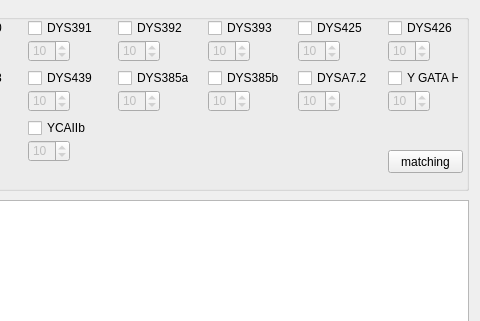
This is mainframe.ui in 198401/Y-str as Qt 5 draws it before an edit; both pictures show x 442 to 922 and y 0 to 321 of the 922 by 768 pixel window. The edited form follows.
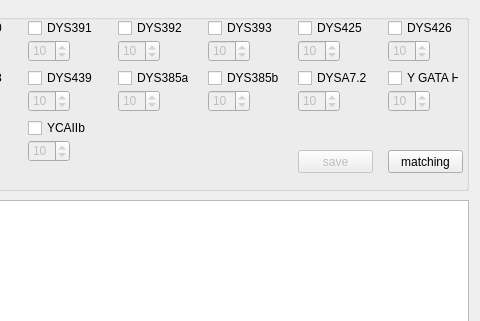
This is the edited form.

Diff of the .ui file:
```diff
--- a/mainframe.ui
+++ b/mainframe.ui
@@ -967,6 +967,22 @@
       <number>10</number>
      </property>
     </widget>
+    <widget class="QPushButton" name="pushButton_2">
+     <property name="enabled">
+      <bool>false</bool>
+     </property>
+     <property name="geometry">
+      <rect>
+       <x>730</x>
+       <y>150</y>
+       <width>75</width>
+       <height>23</height>
+      </rect>
+     </property>
+     <property name="text">
+      <string>save</string>
+     </property>
+    </widget>
    </widget>
    <widget class="QTableWidget" name="tableWidget">
     <property name="geometry">
```
Left out of the diff: 3 changed lines with no effect on the pictures.
